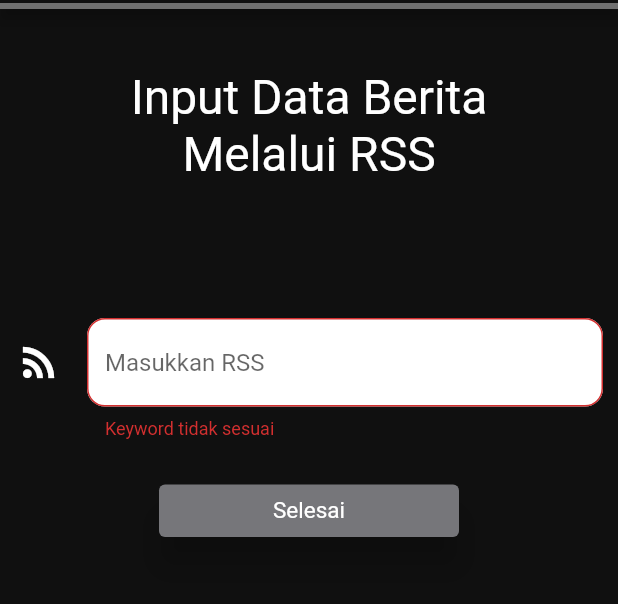
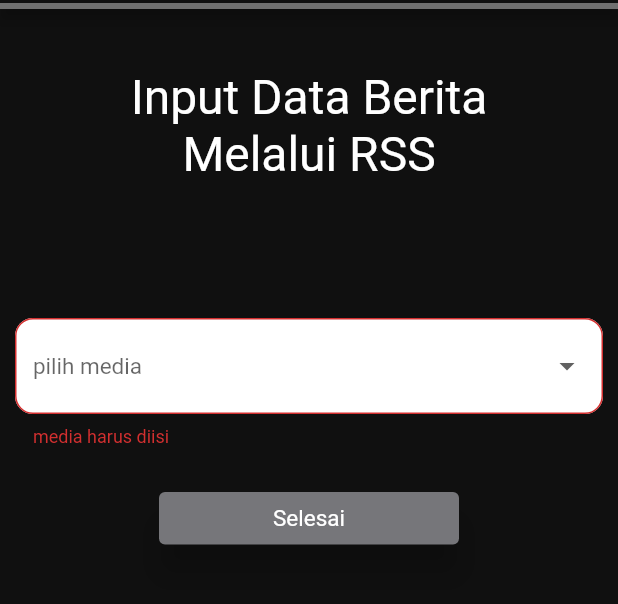
Before and after one commit to anandabayuf/media_monitoring, a Flutter app: the OperatorScreenInputRss screen opened by its route, after a tap on "Selesai", on a phone screen of 412 x 824 dp, the part 117-721 px from its top. Run offline on Flutter 3.47's test engine with Material 2 defaults, Android fonts, the light colour scheme and no system bars; our stand-ins replace charts_flutter, dio, flutter_svg, fluttertoast, font_awesome_flutter, get and 5 more; missing offline and left inert: colorful_safe_area, expansion_card, highlight_text, platform_device_id; accounts and stored records are empty; generated files the repository leaves out were written again; network calls fail.

Commit message:
dah fix
ini yang terbaru lah

```diff
--- a/lib/views/operator/input rss/widget/ContainerInputRss.dart
+++ b/lib/views/operator/input rss/widget/ContainerInputRss.dart
@@ -1,9 +1,24 @@
 import 'package:flutter/material.dart';
 import 'package:hexcolor/hexcolor.dart';
+import 'package:web_media_monitoring/views/operator/input%20rss/widget/DialogSuccesInputRss.dart';
 
-class InputRss extends StatelessWidget {
+class InputRss extends StatefulWidget {
+  @override
+  _InputRssState createState() => _InputRssState();
+}
+
+class _InputRssState extends State<InputRss> {
   late TextEditingController _keyword = TextEditingController();
+
   final _formKey = GlobalKey<FormState>();
+
+  String? _valMedia;
+
+  List _listMedia = [
+    "detik",
+    "liputan 6",
+    "kumparan",
+  ];
 
   @override
   Widget build(BuildContext context) {
@@ -27,29 +42,67 @@ class InputRss extends StatelessWidget {
                     SizedBox(height: 90),
                     Container(
                       width: 600,
-                      child: TextFormField(
-                        controller: _keyword,
-                        decoration: InputDecoration(
-                          icon: Icon(
-                            Icons.rss_feed,
-                            color: Colors.white,
-                            size: 32.0,
+                      child: DropdownButtonHideUnderline(
+                        child: DropdownButtonFormField(
+                          decoration: InputDecoration(
+                            border: OutlineInputBorder(
+                                borderRadius: BorderRadius.circular(12)),
+                            fillColor: Colors.white,
+                            filled: true,
                           ),
-                          border: OutlineInputBorder(
-                            borderRadius: BorderRadius.circular(12.0),
+                          validator: (value) {
+                            if (value == null) {
+                              return "media harus diisi";
+                            }
+                            return null;
+                          },
+                          isExpanded: true,
+                          style: TextStyle(color: Colors.black),
+                          value: _valMedia,
+                          items: _listMedia.map((value) {
+                            return DropdownMenuItem(
+                                child:
+                                    Text(value, style: TextStyle(fontSize: 15)),
+                                value: value);
+                          }).toList(),
+                          onChanged: (value) {
+                            setState(() {
+                              _valMedia = value.toString();
+                            });
+                          },
+                          hint: Text(
+                            "pilih media",
+                            style: TextStyle(fontSize: 15),
                           ),
-                          hintText: 'Masukkan RSS',
-                          fillColor: Colors.white,
-                          filled: true,
                         ),
-                        validator: (String? value) {
-                          if (value == '' || value == ' ') {
-                            return 'Keyword tidak sesuai';
-                          }
-                          return null;
-                        },
                       ),
                     ),
+                    // Container(
+                    //   padding: EdgeInsets.only(top: 20),
+                    //   width: 600,
+                    //   child: TextFormField(
+                    //     controller: _keyword,
+                    //     decoration: InputDecoration(
+                    //       icon: Icon(
+                    //         Icons.rss_feed,
+                    //         color: Colors.white,
+                    //         size: 32.0,
+                    //       ),
+                    //       border: OutlineInputBorder(
+                    //         borderRadius: BorderRadius.circular(12.0),
+                    //       ),
+                    //       hintText: 'Masukkan RSS',
+                    //       fillColor: Colors.white,
+                    //       filled: true,
+                    //     ),
+                    //     validator: (String? value) {
+                    //       if (value == '' || value == ' ') {
+                    //         return 'Keyword tidak sesuai';
+                    //       }
+                    //       return null;
+                    //     },
+                    //   ),
+                    // ),
                     SizedBox(height: 30),
                     Container(
                       width: 200,
@@ -62,8 +115,11 @@ class InputRss extends StatelessWidget {
                         ),
                         onPressed: () {
                           if (_formKey.currentState!.validate()) {
-                            //buat test masuk atau engga
-                            print("Cari " + this._keyword.text);
+                            showDialog<String>(
+                                barrierDismissible: false,
+                                context: context,
+                                builder: (BuildContext context) =>
+                                    DialogSuccessInputRss(context));
                           }
                         },
                         child: const Text(
--- /dev/null
+++ b/lib/views/operator/input rss/widget/DialogSuccesInputRss.dart
@@ -0,0 +1,37 @@
+import 'package:flutter/material.dart';
+import 'package:hexcolor/hexcolor.dart';
+
+class DialogSuccessInputRss extends AlertDialog {
+  DialogSuccessInputRss(BuildContext context)
+      : super(
+          backgroundColor: Colors.white.withOpacity(0.70),
+          shape: RoundedRectangleBorder(
+              borderRadius: BorderRadius.all(Radius.circular(32.0))),
+          title: Icon(
+            Icons.check,
+            color: Colors.black,
+            size: 48.0,
+          ),
+          content: Text(
+            "RSS berhasil diinputkan",
+            style: TextStyle(
+              fontSize: 15.0,
+              color: Colors.black,
+            ),
+            textAlign: TextAlign.center,
+          ),
+          actions: <Widget>[
+            Center(
+              child: ElevatedButton(
+                style: ElevatedButton.styleFrom(
+                    elevation: 10.0, primary: HexColor("#707070")),
+                onPressed: () => Navigator.pop(context, 'OK'),
+                child: const Text(
+                  'OK',
+                  style: TextStyle(fontSize: 15.0, color: Colors.white),
+                ),
+              ),
+            ),
+          ],
+        );
+}
```
Also changed, not shown: lib/views/operator/input link/widget/ContainerInputLink.dart (+6 -2 lines), lib/views/operator/input link/widget/DialogSuccesInputLink.dart (added, +37 -0 lines), lib/views/operator/input manual/widget/ContainerInputManual.dart (+6 -3 lines), lib/views/operator/input manual/widget/DialogSuccesInputManual.dart (added, +37 -0 lines).
